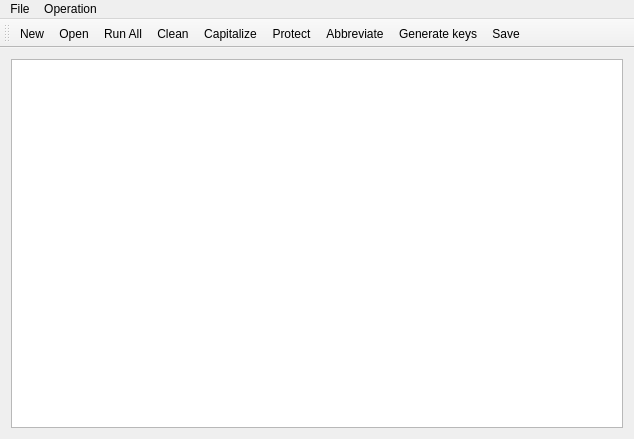
Before: the Qt Designer form MainWindow.ui in congchenutd/bibfixer, drawn with Qt 5.
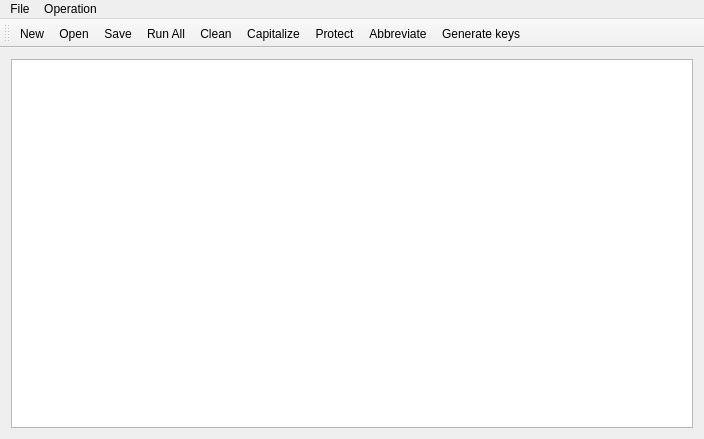
After: the same form once the commit is applied. Icons and pictures are not drawn. Custom widgets are drawn as their Qt base class.

Patch:
```diff
--- a/MainWindow.ui
+++ b/MainWindow.ui
@@ -6,7 +6,7 @@
    <rect>
     <x>0</x>
     <y>0</y>
-    <width>634</width>
+    <width>704</width>
     <height>439</height>
    </rect>
   </property>
@@ -29,8 +29,8 @@
     <rect>
      <x>0</x>
      <y>0</y>
-     <width>634</width>
-     <height>26</height>
+     <width>704</width>
+     <height>22</height>
     </rect>
    </property>
    <widget class="QMenu" name="menuFile">
@@ -79,13 +79,13 @@
    </attribute>
    <addaction name="actionNew"/>
    <addaction name="actionOpen"/>
+   <addaction name="actionSave"/>
    <addaction name="actionRunAll"/>
    <addaction name="actionClean"/>
    <addaction name="actionCapitalize"/>
    <addaction name="actionProtect"/>
    <addaction name="actionAbbreviate"/>
    <addaction name="actionGenerateKeys"/>
-   <addaction name="actionSave"/>
   </widget>
   <action name="actionCapitalize">
    <property name="icon">
```
